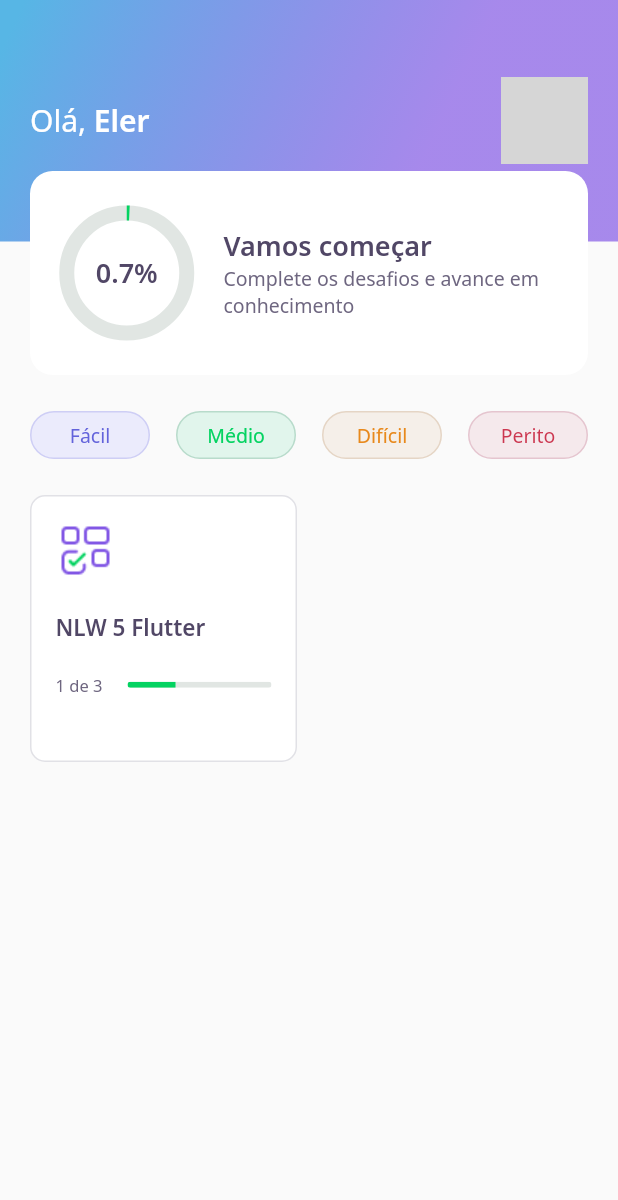
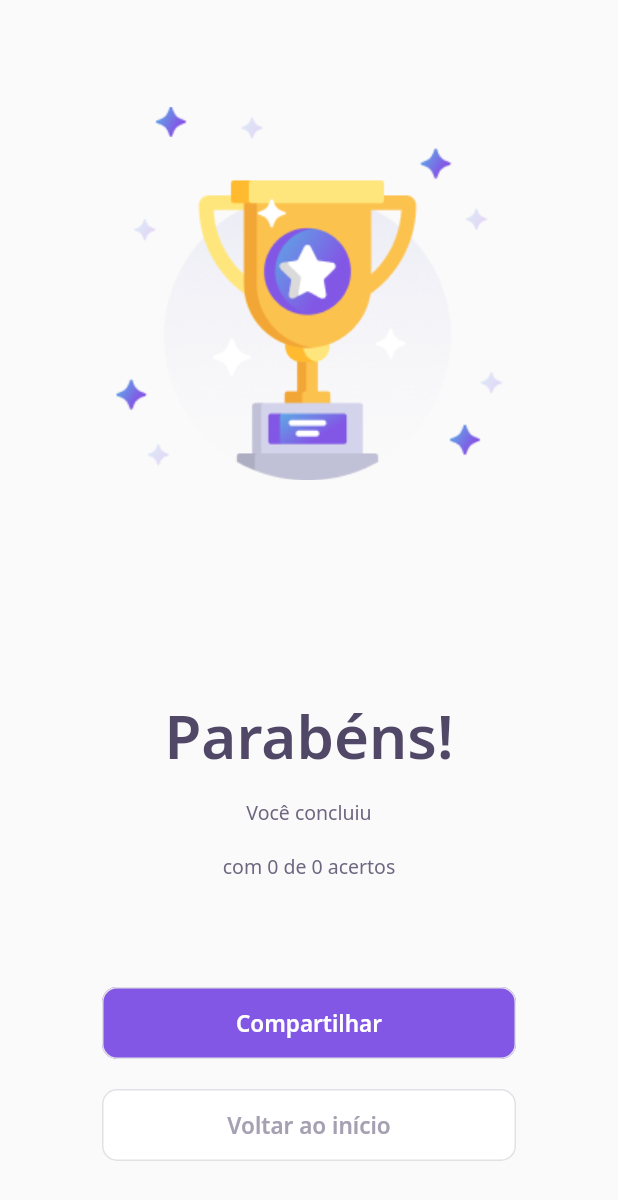
Before and after one commit to GuiEler/devquiz, a Flutter app: the ChallengePage screen opened directly with empty values, after a tap on "Confirmar", on a phone screen of 412 x 824 dp. Shown: the top 1200 px of the screen. Run offline on Flutter 3.47's test engine with Material 2 defaults, Android fonts, the phone set to English and light mode, and no system bars; our stand-ins replace google_fonts; accounts and stored records are empty; network calls fail; grey boxes are pictures that could not be loaded.

Commit message:
Added ResultPage

```diff
--- a/lib/challenge/challenge_controller.dart
+++ b/lib/challenge/challenge_controller.dart
@@ -5,4 +5,6 @@ class ChallengeController {
   final currentPageNotifier = ValueNotifier<int>(0);
   int get currentPage => currentPageNotifier.value;
   set currentPage(int value) => currentPageNotifier.value = value;
+
+  int contIsRight = 0;
 }
--- a/lib/challenge/challenge_page.dart
+++ b/lib/challenge/challenge_page.dart
@@ -1,17 +1,21 @@
 import 'package:flutter/material.dart';
 
 import 'package:devquiz/challenge/challenge_controller.dart';
-import 'package:devquiz/challenge/widgets/next_button/next_button_widget.dart';
 import 'package:devquiz/challenge/widgets/question_indicator/question_indicator.dart';
 import 'package:devquiz/challenge/widgets/quiz/quiz_widget.dart';
+import 'package:devquiz/result/result_page.dart';
 import 'package:devquiz/shared/models/question_model.dart';
+import 'package:devquiz/shared/route_animations/route_animations.dart';
+import 'package:devquiz/shared/widgets/next_button/next_button_widget.dart';
 
 class ChallengePage extends StatefulWidget {
   final List<QuestionModel> questions;
+  final String title;
 
   ChallengePage({
     Key? key,
     required this.questions,
+    required this.title,
   }) : super(key: key);
 
   @override
@@ -26,14 +30,23 @@ class _ChallengePageState extends State<ChallengePage> {
   void initState() {
     pageController.addListener(() {
       controller.currentPage = pageController.page!.toInt() + 1;
+      print(controller.currentPageNotifier);
     });
     super.initState();
+
   }
 
   void nextPage() {
     if (controller.currentPage < widget.questions.length)
       pageController.nextPage(
           duration: Duration(milliseconds: 300), curve: Curves.decelerate);
+  }
+
+  void onSelected(bool value) {
+    if (value) {
+      controller.contIsRight++;
+    }
+    nextPage();
   }
 
   @override
@@ -64,7 +77,7 @@ class _ChallengePageState extends State<ChallengePage> {
           controller: pageController,
           children: widget.questions
               .map((question) =>
-                  QuizWidget(question: question, onChange: nextPage))
+                  QuizWidget(question: question, onSelected: onSelected))
               .toList()),
       bottomNavigationBar: SafeArea(
         bottom: true,
@@ -86,7 +99,16 @@ class _ChallengePageState extends State<ChallengePage> {
                               child: NextButtonWidget.green(
                                   label: "Confirmar",
                                   onTap: () {
-                                    Navigator.pop(context);
+                                    Navigator.of(context).pushReplacement(
+                                        RouteAnimations(
+                                                route: ResultPage(
+                                                    title: widget.title,
+                                                    length:
+                                                        widget.questions.length,
+                                                    result:
+                                                        controller.contIsRight),
+                                                duration: 1000)
+                                            .slide());
                                   }))
                       ],
                     ))),
--- a/lib/challenge/widgets/answer/answer_widget.dart
+++ b/lib/challenge/widgets/answer/answer_widget.dart
@@ -6,7 +6,7 @@ class AnswerWidget extends StatelessWidget {
   final AnswerModel answer;
   final bool isSelected;
   final bool disabled;
-  final VoidCallback onTap;
+  final ValueChanged<bool> onTap;
 
   const AnswerWidget(
       {Key? key,
@@ -41,7 +41,9 @@ class AnswerWidget extends StatelessWidget {
     return IgnorePointer(
       ignoring: disabled,
       child: GestureDetector(
-        onTap: onTap,
+        onTap: (){
+          onTap(answer.isRight);
+        },
         child: Padding(
           padding: const EdgeInsets.symmetric(vertical: 4),
           child: Container(
--- a/lib/challenge/widgets/quiz/quiz_widget.dart
+++ b/lib/challenge/widgets/quiz/quiz_widget.dart
@@ -1,13 +1,19 @@
+import 'package:flutter/material.dart';
+
 import 'package:devquiz/challenge/widgets/answer/answer_widget.dart';
 import 'package:devquiz/core/core.dart';
 import 'package:devquiz/shared/models/question_model.dart';
-import 'package:flutter/material.dart';
 
 class QuizWidget extends StatefulWidget {
   final QuestionModel question;
-  final VoidCallback onChange;
-  const QuizWidget({Key? key, required this.question, required this.onChange})
-      : super(key: key);
+  final ValueChanged<bool> onSelected;
+
+  const QuizWidget({
+    Key? key,
+    required this.question,
+    required this.onSelected,
+  }) : super(key: key);
+
 
   @override
   _QuizWidgetState createState() => _QuizWidgetState();
@@ -35,10 +41,10 @@ class _QuizWidgetState extends State<QuizWidget> {
               answer: answer(i),
               disabled: indexSelected != -1,
               isSelected: indexSelected == i,
-              onTap: () {
+              onTap: (value) {
                 indexSelected = i;
-                Future.delayed(Duration(milliseconds: 1000))
-                    .then((_) => widget.onChange());
+                Future.delayed(Duration(milliseconds: 200))
+                    .then((_) => widget.onSelected(value));
                 setState(() {});
               },
             )
--- a/lib/home/home_page.dart
+++ b/lib/home/home_page.dart
@@ -62,7 +62,9 @@ class _HomePageState extends State<HomePage> {
                                 context,
                                 MaterialPageRoute(
                                     builder: (context) => ChallengePage(
-                                        questions: quiz.questions)));
+                                          questions: quiz.questions,
+                                          title: quiz.title,
+                                        )));
                           },
                         ))
                     .toList(),
--- /dev/null
+++ b/lib/result/result_page.dart
@@ -0,0 +1,80 @@
+import 'package:flutter/material.dart';
+
+import 'package:devquiz/core/core.dart';
+import 'package:devquiz/shared/widgets/next_button/next_button_widget.dart';
+
+class ResultPage extends StatelessWidget {
+  final String title;
+  final int length;
+  final int result;
+
+  const ResultPage({
+    Key? key,
+    required this.title,
+    required this.length,
+    required this.result,
+  }) : super(key: key);
+
+  @override
+  Widget build(BuildContext context) {
+    return Scaffold(
+      body: SafeArea(
+        top: true,
+        child: Container(
+          width: double.maxFinite,
+          child: Column(
+              mainAxisAlignment: MainAxisAlignment.spaceAround,
+              crossAxisAlignment: CrossAxisAlignment.center,
+              children: [
+                Image.asset(AppImages.trophy),
+                Column(
+                  children: [
+                    Text(
+                      "Parabéns!",
+                      style: AppTextStyles.heading40,
+                    ),
+                    SizedBox(height: 16),
+                    Text.rich(
+                      TextSpan(
+                          text: "Você concluiu ",
+                          style: AppTextStyles.body,
+                          children: [
+                            TextSpan(
+                                text: "\n$title ",
+                                style: AppTextStyles.bodyBold),
+                            TextSpan(
+                                text: "\ncom $result de $length acertos",
+                                style: AppTextStyles.body)
+                          ]),
+                      textAlign: TextAlign.center,
+                    ),
+                  ],
+                ),
+              ]),
+        ),
+      ),
+      bottomNavigationBar: SafeArea(
+        bottom: true,
+        child: Column(
+          mainAxisSize: MainAxisSize.min,
+          children: [
+            Container(
+                padding: EdgeInsets.symmetric(horizontal: 68),
+                width: double.maxFinite,
+                child: NextButtonWidget.purple(
+                    label: "Compartilhar", onTap: () {})),
+            SizedBox(height: 20),
+            Container(
+                padding: EdgeInsets.symmetric(horizontal: 68),
+                width: double.maxFinite,
+                child: NextButtonWidget.white(
+                    label: "Voltar ao início", onTap: () {
+                      Navigator.of(context).pop();
+                    })),
+            SizedBox(height: 50)
+          ],
+        ),
+      ),
+    );
+  }
+}
--- a/lib/challenge/widgets/next_button/next_button_widget.dart
+++ b/lib/shared/widgets/next_button/next_button_widget.dart
@@ -36,6 +36,14 @@ class NextButtonWidget extends StatelessWidget {
         this.overlayColor = AppColors.overlayGrey,
         this.onTap = onTap;
 
+  NextButtonWidget.purple({required String label, required VoidCallback onTap})
+      : this.backgroundcolor = AppColors.purple,
+        this.fontColor = AppColors.white,
+        this.label = label,
+        this.borderColor = AppColors.border,
+        this.overlayColor = AppColors.overlayWhite,
+        this.onTap = onTap;
+
   @override
   Widget build(BuildContext context) {
     return Container(
```
Also changed, not shown: assets/images/trophy.png.
